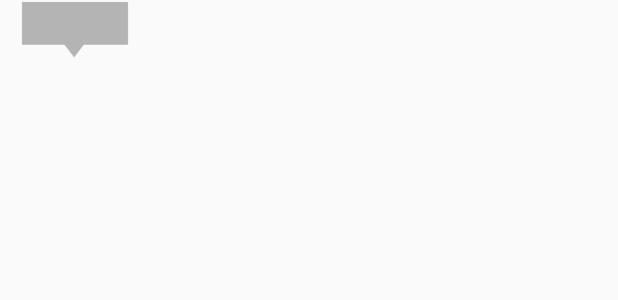
After one commit to anCx04/JaranofMPChartSample, an Android app: the layout marker_view.xml on its own in the app's theme, with its tools: preview values and no code run, on a phone screen of 412 x 824 dp. The commit adds this screen. Shown: the top 300 px of the screen. Run offline under Robolectric (Android 15) with nearby library versions, the phone set to English and light mode, and no system bars; network calls fail.

Commit message:
primo marge su mario

```diff
--- /dev/null
+++ b/app/src/main/res/layout/marker_view.xml
@@ -0,0 +1,30 @@
+<?xml version="1.0" encoding="utf-8"?>
+<RelativeLayout xmlns:android="http://schemas.android.com/apk/res/android"
+    xmlns:app="http://schemas.android.com/apk/res-auto"
+    android:layout_width="100dp"
+    android:layout_height="40dp"
+    android:background="@android:color/transparent">
+
+    <ImageView
+        android:id="@+id/imageView"
+        android:layout_width="wrap_content"
+        android:layout_height="wrap_content"
+        app:srcCompat="@drawable/marker2" />
+
+    <TextView
+        android:id="@+id/tvContent"
+        android:layout_width="95dp"
+        android:layout_height="33dp"
+        android:layout_centerHorizontal="true"
+        android:layout_marginLeft="5dp"
+        android:layout_marginTop="7dp"
+        android:layout_marginRight="5dp"
+
+        android:ellipsize="end"
+        android:singleLine="false"
+        android:textAlignment="center"
+        android:textAppearance="?android:attr/textAppearanceSmall"
+        android:textColor="@android:color/black"
+        android:textSize="12dp" />
+
+</RelativeLayout>
--- a/app/src/main/res/values/colors.xml
+++ b/app/src/main/res/values/colors.xml
@@ -3,4 +3,5 @@
     <color name="colorPrimary">#6200EE</color>
     <color name="colorPrimaryDark">#3700B3</color>
     <color name="colorAccent">#03DAC5</color>
+    <color name="colorMarker">#dadadc</color>
 </resources>
```
Also changed, not shown: app/src/main/java/it/crescenziandrea/jaranofmpchartsample/buildChart.java (+150 -3 lines), app/src/main/res/layout/activity_bar_chart.xml (+5 -3 lines), app/src/main/res/drawable/marker2.png (added).
